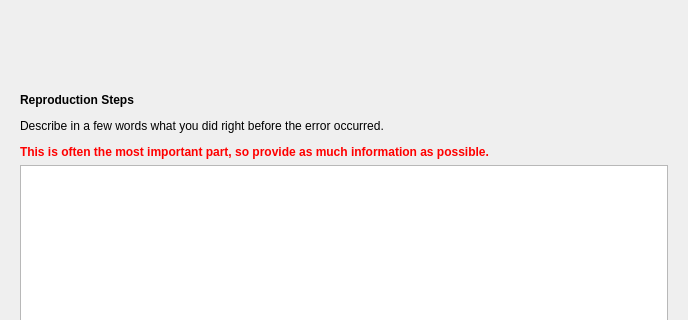
Before: the Qt Designer form tools/crashreporter/ui/ErrorReportDialog.ui in arx/ArxLibertatis, drawn with Qt 5; both pictures show x 0 to 688 and y 0 to 320 of the 688 by 505 pixel window.
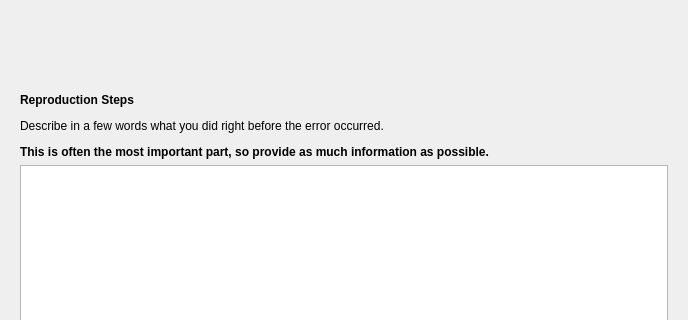
After: the same form once the commit is applied. The open tabs and pages were chosen to show the change. Icons and pictures are not drawn.

Commit message: ErrorReportDialog: Don't use hardcoded text colors

```diff
--- a/tools/crashreporter/ui/ErrorReportDialog.ui
+++ b/tools/crashreporter/ui/ErrorReportDialog.ui
@@ -402,7 +402,7 @@
        <item>
         <widget class="QLabel" name="lblReproSteps">
          <property name="text">
-          <string>&lt;html&gt;&lt;head/&gt;&lt;body&gt;&lt;p&gt;&lt;span style=&quot; font-size:9pt; font-weight:600;&quot;&gt;Reproduction Steps&lt;/span&gt;&lt;/p&gt;&lt;p&gt;Describe in a few words what you did right before the error occurred.&lt;/p&gt;&lt;p&gt;&lt;span style=&quot;color: red;&quot;&gt;&lt;b&gt;This is often the most important part, so provide as much information as possible.&lt;/b&gt;&lt;/span&gt;&lt;/p&gt;&lt;/body&gt;&lt;/html&gt;</string>
+          <string>&lt;html&gt;&lt;head/&gt;&lt;body&gt;&lt;p&gt;&lt;span style=&quot; font-size:9pt; font-weight:600;&quot;&gt;Reproduction Steps&lt;/span&gt;&lt;/p&gt;&lt;p&gt;Describe in a few words what you did right before the error occurred.&lt;/p&gt;&lt;p&gt;&lt;b&gt;This is often the most important part, so provide as much information as possible.&lt;/b&gt;&lt;/p&gt;&lt;/body&gt;&lt;/html&gt;</string>
          </property>
         </widget>
        </item>
```
Left out of the diff: 2 changed lines with no effect on the pictures.
